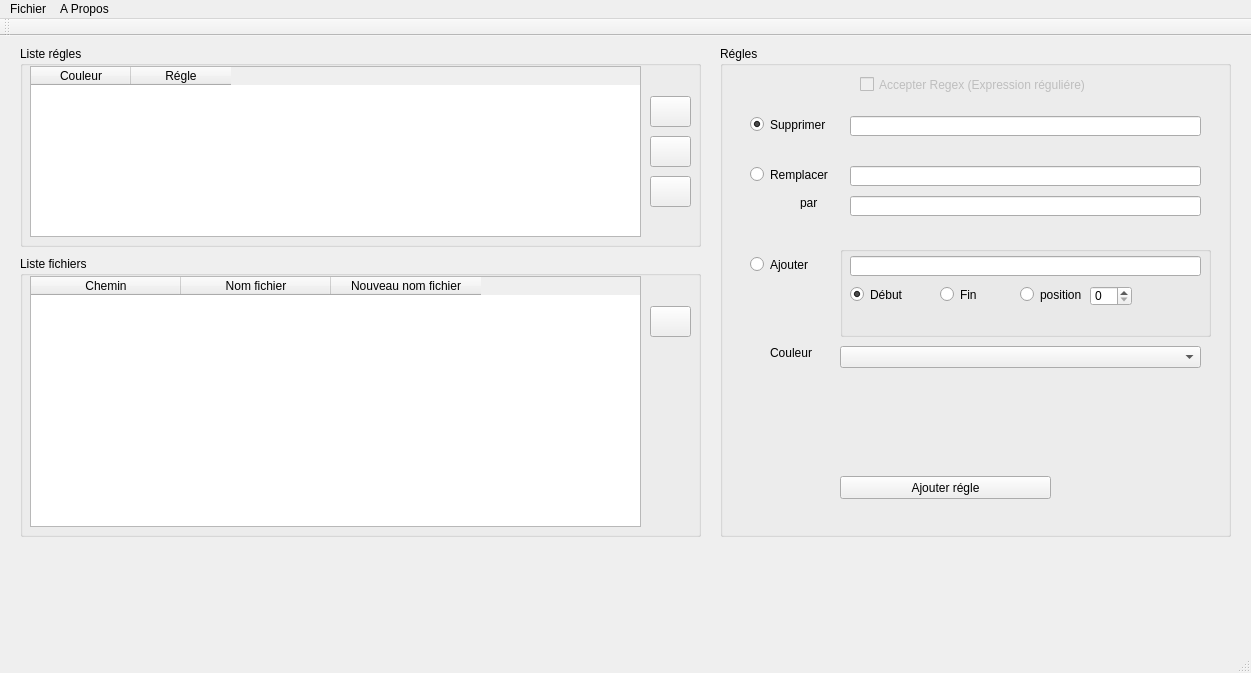
Before: the Qt Designer form mainwindow.ui in rjayez/Scribitus, drawn with Qt 5.
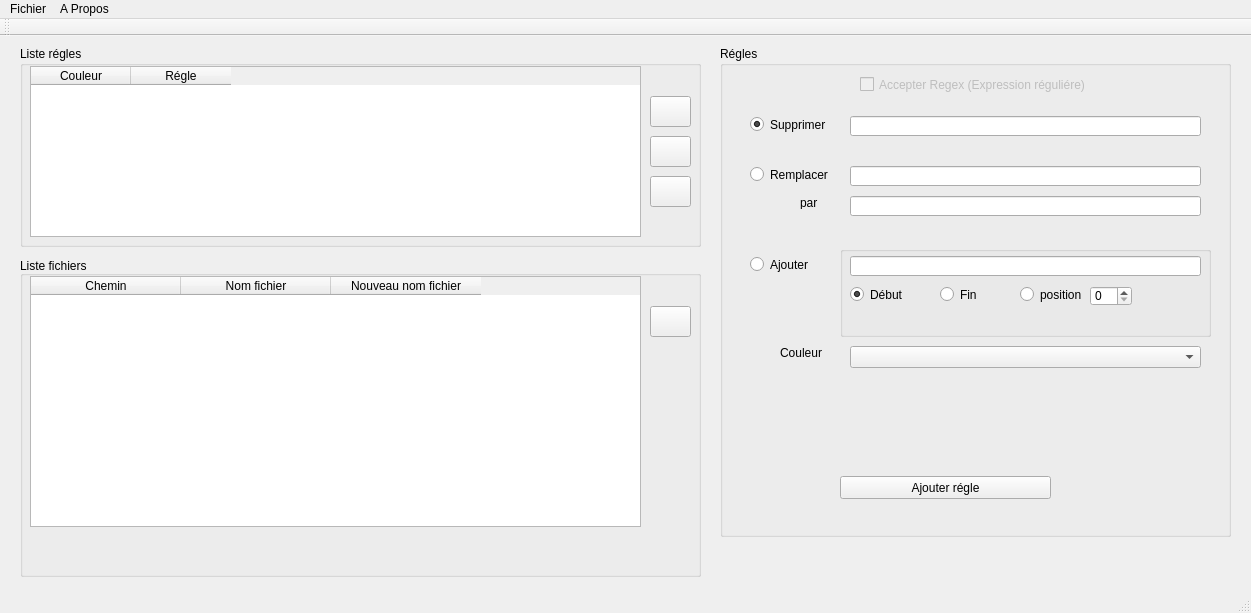
After: the same form once the commit is applied. Icons and pictures are not drawn.

What changed in the file:
```diff
--- a/mainwindow.ui
+++ b/mainwindow.ui
@@ -7,7 +7,7 @@
     <x>0</x>
     <y>0</y>
        <width>1251</width>
-       <height>673</height>
+       <height>613</height>
    </rect>
   </property>
      <property name="mouseTracking">
@@ -43,6 +43,9 @@
           <property name="title">
               <string>Régles</string>
           </property>
+          <property name="flat">
+              <bool>false</bool>
+          </property>
           <widget class="QRadioButton" name="radioDelete">
               <property name="geometry">
                   <rect>
@@ -156,9 +159,9 @@
           <widget class="QComboBox" name="listCouleur">
               <property name="geometry">
                   <rect>
-                      <x>120</x>
+                      <x>130</x>
                       <y>300</y>
-                      <width>361</width>
+                      <width>351</width>
                       <height>22</height>
                   </rect>
               </property>
@@ -166,7 +169,7 @@
           <widget class="QLabel" name="label_5">
               <property name="geometry">
                   <rect>
-                      <x>50</x>
+                      <x>60</x>
                       <y>300</y>
                       <width>47</width>
                       <height>13</height>
@@ -274,12 +277,24 @@
                   <x>20</x>
                   <y>220</y>
                   <width>681</width>
-                  <height>281</height>
+                  <height>321</height>
               </rect>
           </property>
+          <property name="sizePolicy">
+              <sizepolicy hsizetype="Preferred" vsizetype="Maximum">
+                  <horstretch>0</horstretch>
+                  <verstretch>0</verstretch>
+              </sizepolicy>
+          </property>
+          <property name="layoutDirection">
+              <enum>Qt::LeftToRight</enum>
+          </property>
           <property name="title">
               <string>Liste fichiers</string>
           </property>
+          <property name="alignment">
+              <set>Qt::AlignBottom|Qt::AlignLeading|Qt::AlignLeft</set>
+          </property>
           <widget class="QTableWidget" name="tableFiles">
               <property name="enabled">
                   <bool>true</bool>
```
Left out of the diff: 44 changed lines with no effect on the pictures.
